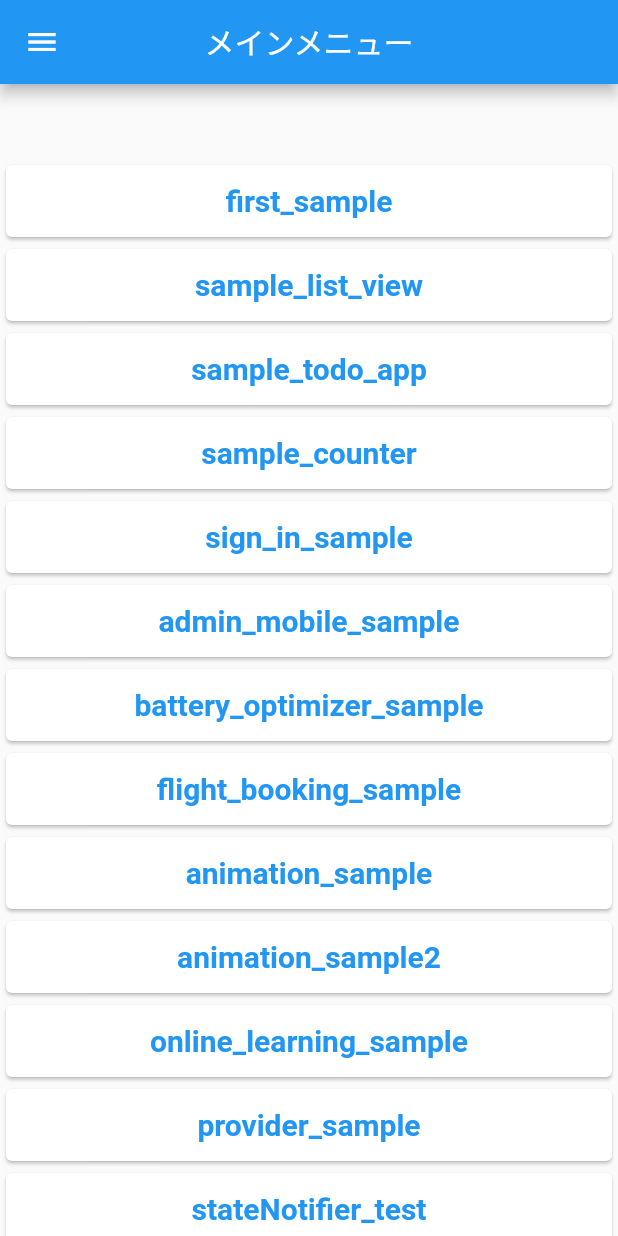
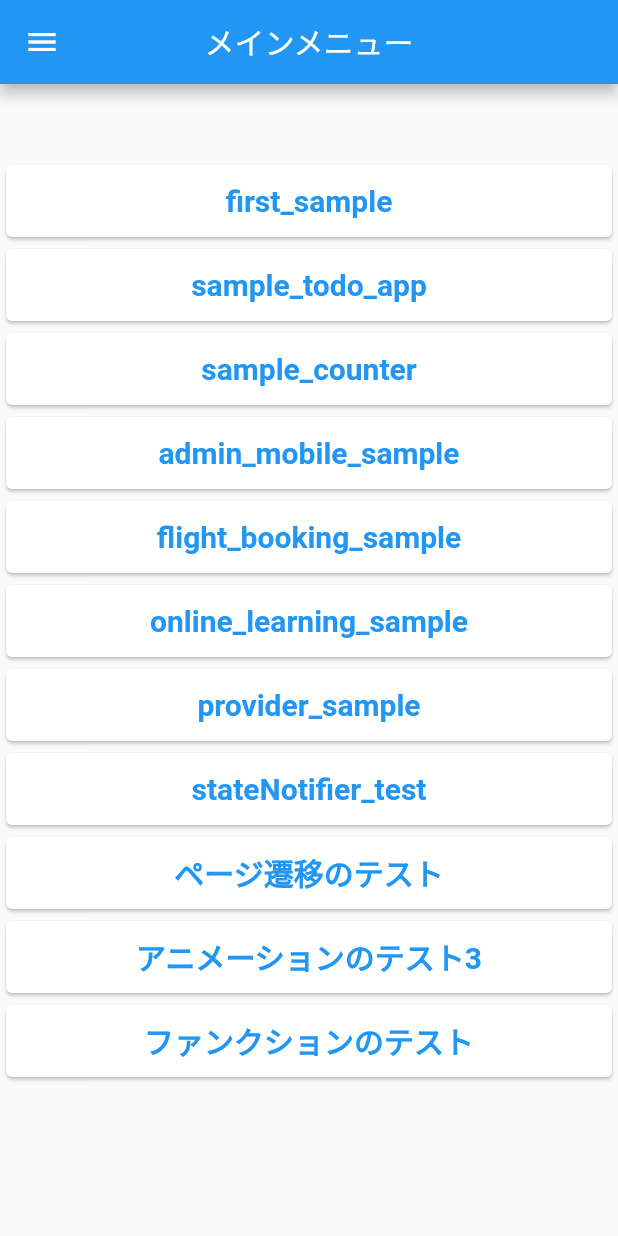
Before and after one commit to kakeru-wada/flutter_sample, a Flutter app: the screen it shows after launch, on a phone screen of 412 x 824 dp. Run offline on Flutter 3.47's test engine with Material 2 defaults, Android fonts, the phone set to English and light mode, and no system bars; our stand-ins replace flutter_datetime_picker, flutter_riverpod, font_awesome_flutter.

Commit message:
メインページのリストを少し削除（見にくかったので...）

```diff
--- a/lib/main.dart
+++ b/lib/main.dart
@@ -1,5 +1,4 @@
 import 'package:flutter/material.dart';
-import 'package:untitled/src/pageview_sample/main.dart';
 import 'package:untitled/src/sample_counter_app/main.dart';
 import 'src/export.dart';
 
@@ -10,15 +9,15 @@ void main() {
 List appList = [
   appListPage(),
   FirstSampleApp(),
-  ListViewApp(),
+  //ListViewApp(),
   SampleTodoApp(),
   CounterApp(),
-  LogInUI(),
+  //LogInUI(),
   AdminMobileSampleApp(),
-  BatteryOptimizer(),
+  //BatteryOptimizer(),
   FlightBooking(),
-  AnimationSample(),
-  AnimationSample2(),
+  //AnimationSample(),
+  //AnimationSample2(),
   LearningSample(),
   ParentWidget(),
   TodoListView(),
@@ -29,15 +28,15 @@ List appList = [
 List<String> appNameList = [
   'メインメニュー',
   'first_sample',
-  'sample_list_view',
+  //'sample_list_view',
   'sample_todo_app',
   'sample_counter',
-  'sign_in_sample',
+  //'sign_in_sample',
   'admin_mobile_sample',
-  'battery_optimizer_sample',
+  //'battery_optimizer_sample',
   'flight_booking_sample',
-  'animation_sample',
-  'animation_sample2',
+  //'animation_sample',
+  //'animation_sample2',
   'online_learning_sample',
   'provider_sample',
   'stateNotifier_test',
```
